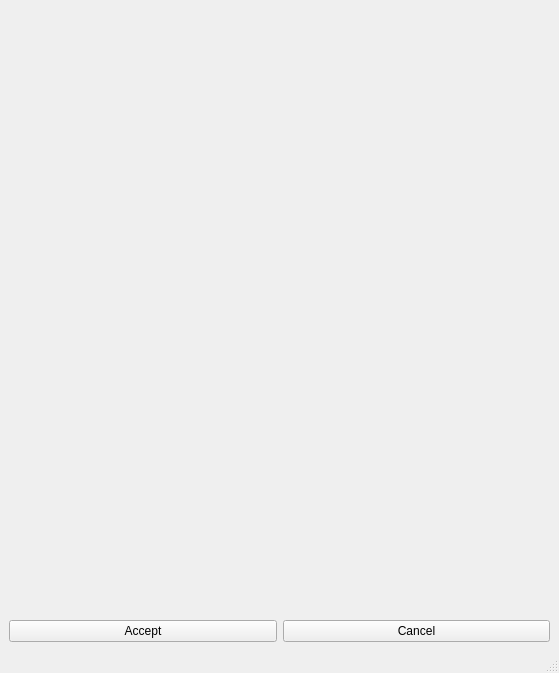
chrislyne/Toolbox, file Core/projectConfig.ui: the form before one commit.
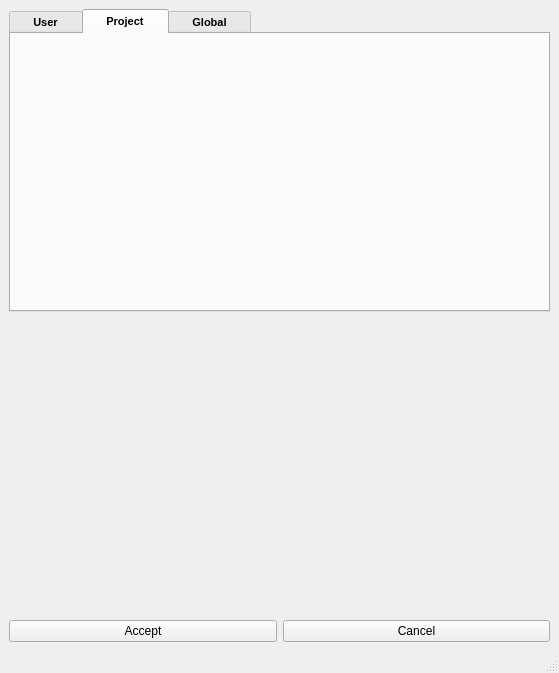
The form after the commit. The open tabs and pages were chosen to show the change.

Commit message: Added tabs to configure project window

```diff
--- a/Core/projectConfig.ui
+++ b/Core/projectConfig.ui
@@ -36,11 +36,84 @@
     <item>
      <layout class="QVBoxLayout" name="verticalLayout_2">
       <item>
-       <layout class="QVBoxLayout" name="verticalLayout_3">
-        <property name="topMargin">
-         <number>50</number>
+       <widget class="QTabWidget" name="tabWidget">
+        <property name="minimumSize">
+         <size>
+          <width>0</width>
+          <height>0</height>
+         </size>
         </property>
-       </layout>
+        <property name="font">
+         <font>
+          <pointsize>8</pointsize>
+          <weight>75</weight>
+          <bold>true</bold>
+         </font>
+        </property>
+        <property name="layoutDirection">
+         <enum>Qt::LeftToRight</enum>
+        </property>
+        <property name="tabPosition">
+         <enum>QTabWidget::North</enum>
+        </property>
+        <property name="tabShape">
+         <enum>QTabWidget::Rounded</enum>
+        </property>
+        <property name="currentIndex">
+         <number>0</number>
+        </property>
+        <property name="elideMode">
+         <enum>Qt::ElideMiddle</enum>
+        </property>
+        <property name="usesScrollButtons">
+         <bool>false</bool>
+        </property>
+        <property name="documentMode">
+         <bool>false</bool>
+        </property>
+        <widget class="QWidget" name="tab">
+         <attribute name="title">
+          <string>    User    </string>
+         </attribute>
+         <layout class="QVBoxLayout" name="verticalLayout_4">
+          <item>
+           <layout class="QVBoxLayout" name="verticalLayout_3">
+            <property name="topMargin">
+             <number>50</number>
+            </property>
+           </layout>
+          </item>
+         </layout>
+        </widget>
+        <widget class="QWidget" name="tab_2">
+         <attribute name="title">
+          <string>    Project    </string>
+         </attribute>
+         <layout class="QVBoxLayout" name="verticalLayout_6">
+          <item>
+           <layout class="QVBoxLayout" name="verticalLayout_5">
+            <property name="topMargin">
+             <number>50</number>
+            </property>
+           </layout>
+          </item>
+         </layout>
+        </widget>
+        <widget class="QWidget" name="tab_3">
+         <attribute name="title">
+          <string>    Global    </string>
+         </attribute>
+         <layout class="QVBoxLayout" name="verticalLayout_8">
+          <item>
+           <layout class="QVBoxLayout" name="verticalLayout_7">
+            <property name="topMargin">
+             <number>50</number>
+            </property>
+           </layout>
+          </item>
+         </layout>
+        </widget>
+       </widget>
       </item>
       <item>
        <spacer name="verticalSpacer">
```
The commit also changes 3 other files.
